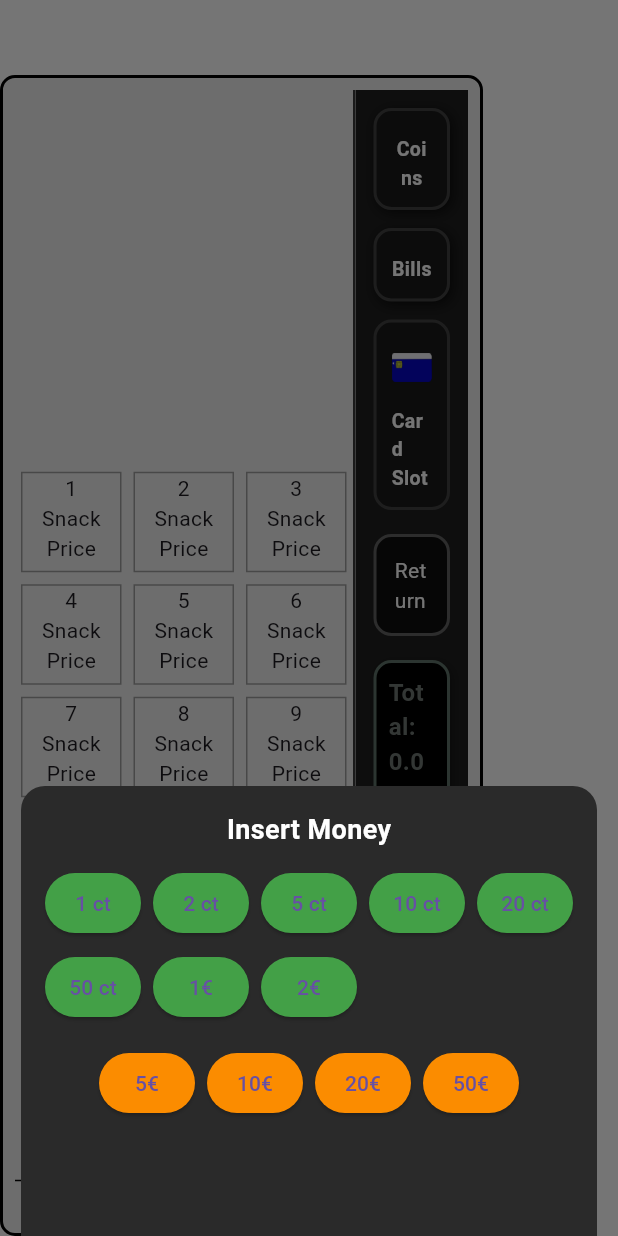
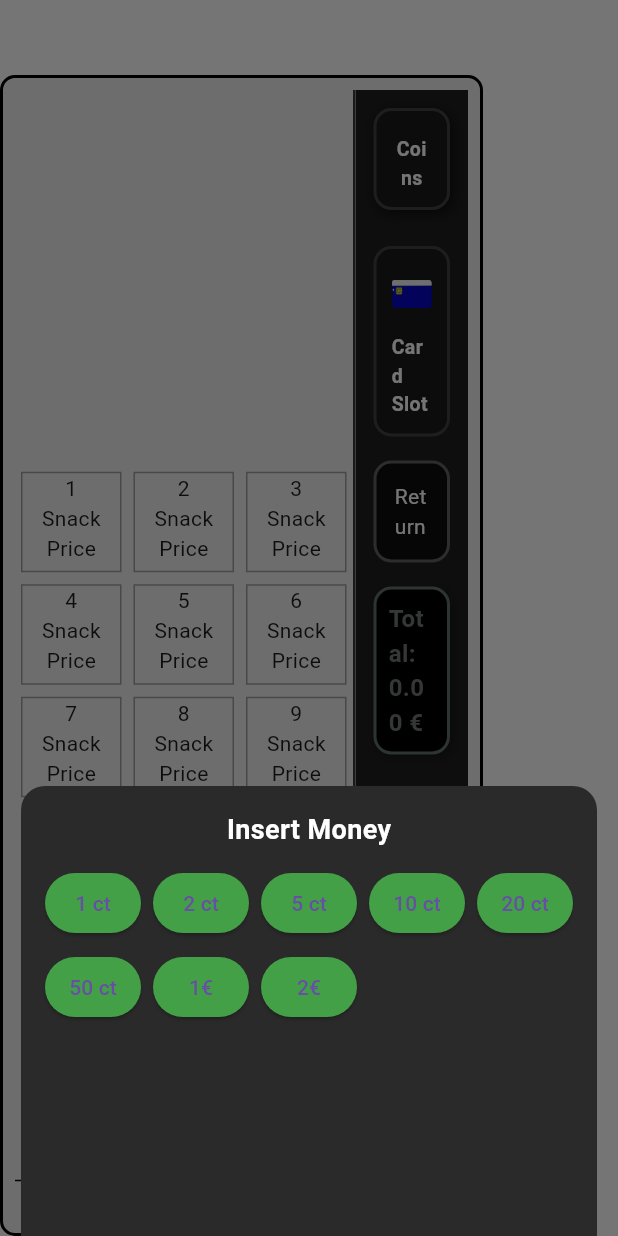
Before and after one commit to GFerhat/snackautomat, a Flutter app: the screen it shows after launch, after a tap on "Coins", on a phone screen of 412 x 824 dp. Run offline on Flutter 3.47's test engine with Material 3 defaults, Android fonts, the phone set to English and light mode, and no system bars; our stand-ins replace flutter_riverpod.

Commit message:
Refactor sidebar components: remove BillSlot and related bill handling logic from InsertMoneyWindow and Sidebar

```diff
--- a/lib/widgets/vending_machine/sidebar/bill_slot.dart
+++ /dev/null
@@ -1,58 +0,0 @@
-import 'package:flutter/material.dart';
-
-class BillSlot extends StatelessWidget {
-  final String label;
-  final Color color;
-  final VoidCallback onTap;
-  final String? imagePath;
-
-  const BillSlot({
-    super.key,
-    required this.label,
-    required this.color,
-    required this.onTap,
-    this.imagePath,
-  });
-
-  @override
-  Widget build(BuildContext context) {
-    return InkWell(
-      onTap: onTap,
-      borderRadius: BorderRadius.circular(12),
-      child: Container(
-        width: 200,
-        padding: const EdgeInsets.all(10),
-        decoration: BoxDecoration(
-          color: const Color(0xFF1B1B1B),
-          borderRadius: BorderRadius.circular(12),
-          border: Border.all(color: color, width: 2),
-          boxShadow: [
-            BoxShadow(
-              color: Colors.black.withOpacity(0.6),
-              blurRadius: 6,
-              offset: const Offset(2, 2),
-            )
-          ],
-        ),
-        child: Column(
-          mainAxisSize: MainAxisSize.min,
-          children: [
-            if (imagePath != null)
-              Image.asset(imagePath!, height: 40),
-
-            const SizedBox(height: 6),
-
-            Text(
-              label,
-              style: const TextStyle(
-                color: Colors.white,
-                fontSize: 13,
-                fontWeight: FontWeight.bold,
-              ),
-            ),
-          ],
-        ),
-      ),
-    );
-  }
-}
--- a/lib/widgets/vending_machine/sidebar/insert_money_window.dart
+++ b/lib/widgets/vending_machine/sidebar/insert_money_window.dart
@@ -3,13 +3,11 @@
 class InsertMoneyWindow extends StatelessWidget {
   final Function(int) onInsert;
   final List<int> coinValues;
-  final List<int> billValues;
 
   const InsertMoneyWindow({
     super.key,
     required this.onInsert,
     required this.coinValues,
-    required this.billValues,
   });
 
   @override
@@ -56,28 +54,6 @@
           ),
 
           const SizedBox(height: 16),
-
-          // Bills
-          Wrap(
-            spacing: 8,
-            runSpacing: 8,
-            children: billValues.map((v) {
-              return ElevatedButton(
-                onPressed: () {
-                  onInsert(v);
-                  Navigator.pop(context);
-                },
-                style: ElevatedButton.styleFrom(
-                  backgroundColor: Colors.orange.shade600,
-                  padding: const EdgeInsets.symmetric(
-                    horizontal: 12,
-                    vertical: 8,
-                  ),
-                ),
-                child: Text("${v ~/ 100}€"),
-              );
-            }).toList(),
-          ),
         ],
       ),
     );
--- a/lib/widgets/vending_machine/sidebar/sidebar.dart
+++ b/lib/widgets/vending_machine/sidebar/sidebar.dart
@@ -1,6 +1,5 @@
 import 'package:flutter/material.dart';
 import 'coin_slot.dart';
-import 'bill_slot.dart';
 import 'card_slot.dart';
 import 'coin_tray.dart';
 import 'insert_money_window.dart';
@@ -17,14 +16,12 @@
   int returnedCents = 0;
 
   List<int> insertedCoinValues = [];
-  List<int> insertedBillValues = [];
+
   String? lastCoinImage;
-  String? lastBillImage;
 
   @override
   Widget build(BuildContext context) {
     final int insertedCoins = insertedCoinValues.length;
-    final int insertedBills = insertedBillValues.length;
 
     return Container(
       padding: const EdgeInsets.all(12),
@@ -42,17 +39,12 @@
                 context: context,
                 builder: (_) => InsertMoneyWindow(
                   coinValues: [1, 2, 5, 10, 20, 50, 100, 200],
-                  billValues: [500, 1000, 2000, 5000],
                   onInsert: (value) {
                     setState(() {
                       totalCents += value;
                       if (value < 500) {
                         insertedCoinValues.add(value);
                         lastCoinImage = "assets/images/coins/coin_$value.png";
-                      } else {
-                        insertedBillValues.add(value);
-                        lastBillImage =
-                            "assets/images/bills/bill_${value ~/ 100}.png";
                       }
                     });
                   },
@@ -63,36 +55,6 @@
           ),
 
           const SizedBox(height: 12),
-
-          BillSlot(
-            label: insertedBills == 0 ? "Bills" : "$insertedBills bills",
-            color: insertedBills == 0
-                ? Colors.grey.shade800
-                : Colors.orange.shade600,
-            onTap: () {
-              showModalBottomSheet(
-                context: context,
-                builder: (_) => InsertMoneyWindow(
-                  coinValues: [1, 2, 5, 10, 20, 50, 100, 200],
-                  billValues: [500, 1000, 2000, 5000],
-                  onInsert: (value) {
-                    setState(() {
-                      totalCents += value;
-                      if (value < 500) {
-                        insertedCoinValues.add(value);
-                        lastCoinImage = "assets/images/coins/coin_$value.png";
-                      } else {
-                        insertedBillValues.add(value);
-                        lastBillImage =
-                            "assets/images/bills/bill_${value ~/ 100}.png";
-                      }
-                    });
-                  },
-                ),
-              );
-            },
-            imagePath: lastBillImage,
-          ),
 
           const SizedBox(height: 12),
 
@@ -112,7 +74,6 @@
                 returnedCents += totalCents;
                 totalCents = 0;
                 insertedCoinValues.clear();
-                insertedBillValues.clear();
               });
             },
           ),
```
Also changed, not shown: lib/widgets/vending_machine/sidebar/coin_slot.dart (+5 -3 lines).
